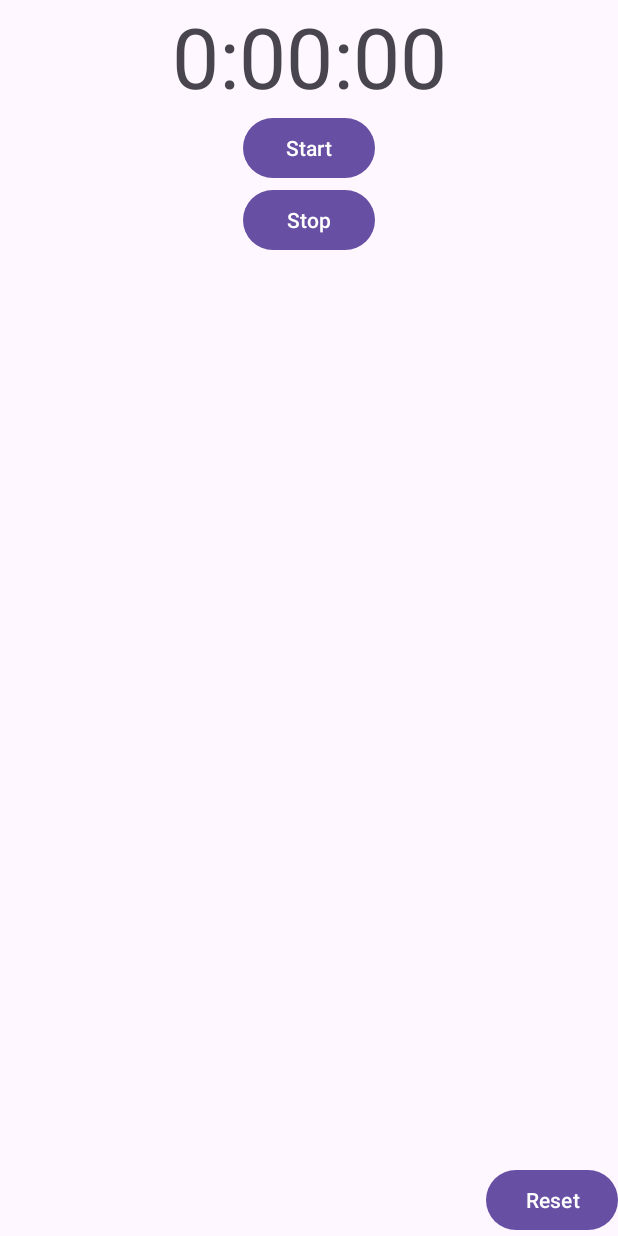
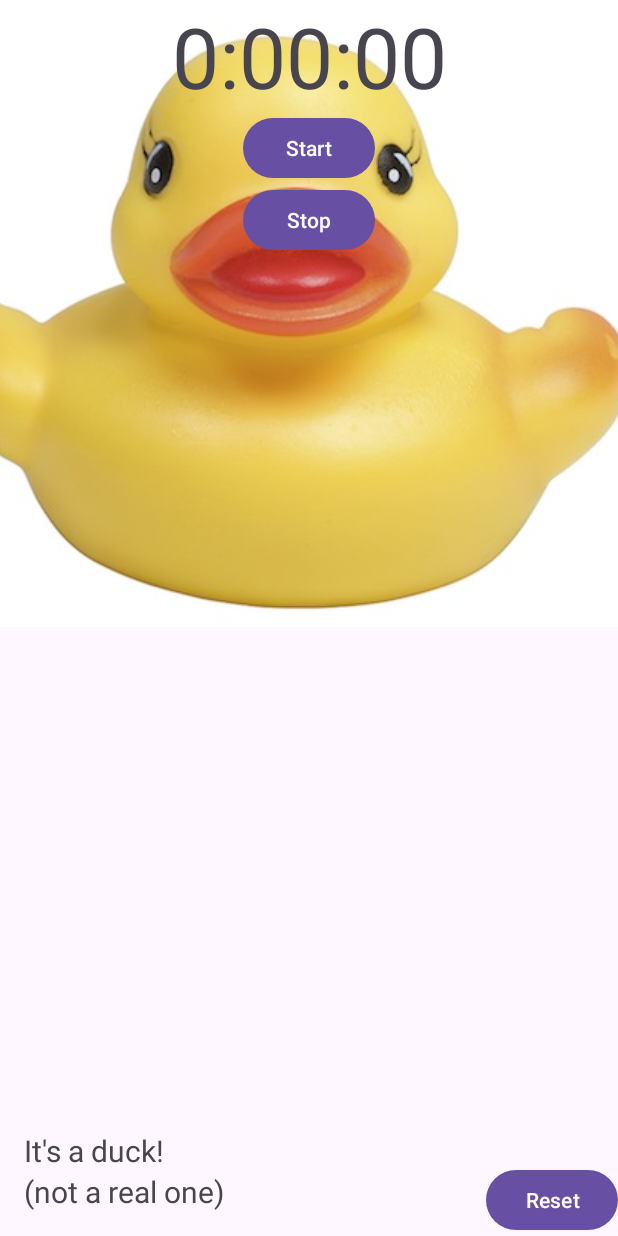
Before and after one commit to MonyaDeseptikon/Stopwatch, an Android app: the screen it shows after launch (StopwatchActivity), on a phone screen of 412 x 824 dp. Run offline under Robolectric (Android 15) with nearby library versions, the phone set to English and light mode, and no system bars.

Commit message:
+jpg and Thread name/id

```diff
--- a/app/src/main/res/layout/activity_stopwatch.xml
+++ b/app/src/main/res/layout/activity_stopwatch.xml
@@ -5,8 +5,47 @@
     android:id="@+id/main"
     android:layout_width="match_parent"
     android:layout_height="match_parent"
-    android:padding="16dp"
+
     tools:context=".StopwatchActivity">
+
+    <ImageView
+        android:layout_width="wrap_content"
+        android:layout_height="wrap_content"
+        android:scaleType="centerCrop"
+        android:src="@drawable/duck"
+        app:layout_constraintEnd_toEndOf="parent"
+
+        app:layout_constraintStart_toStartOf="parent"
+        app:layout_constraintTop_toTopOf="parent" />
+    <!--    <TextView-->
+    <!--        android:layout_width="wrap_content"-->
+    <!--        android:layout_height="wrap_content"-->
+    <!--        android:padding="16dp"-->
+    <!--        android:layout_gravity="bottom|end"-->
+    <!--        android:textSize="20sp"-->
+    <!--        app:layout_constraintStart_toStartOf="parent"-->
+    <!--        app:layout_constraintBottom_toBottomOf="parent"-->
+    <!--        android:text="It's a duck!" />-->
+    <LinearLayout
+        android:layout_width="wrap_content"
+        android:layout_height="wrap_content"
+        android:orientation="vertical"
+        android:padding="16dp"
+        app:layout_constraintBottom_toBottomOf="parent"
+        app:layout_constraintStart_toStartOf="parent">
+
+        <TextView
+            android:layout_width="wrap_content"
+            android:layout_height="wrap_content"
+            android:text="It's a duck!"
+            android:textSize="20sp" />
+
+        <TextView
+            android:layout_width="wrap_content"
+            android:layout_height="wrap_content"
+            android:text="(not a real one)"
+            android:textSize="20sp" />
+    </LinearLayout>
 
     <TextView
         android:id="@+id/time_view"
```
Also changed, not shown: app/src/main/java/ru/crazedns/monya/stopwatch/StopwatchActivity.java (+7 -6 lines), app/src/main/res/drawable/duck.jpg (added).
